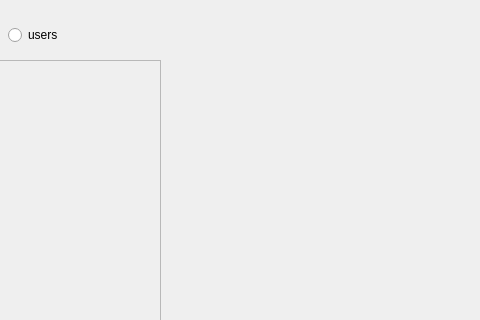
IvankoIlyin/LibrarianDesktop, file LibrarianDesktop/mainwindow.ui: the form before one commit; both pictures show x 320 to 800 and y 0 to 320 of the 800 by 653 pixel window.
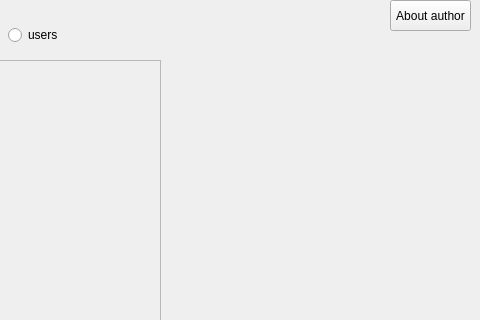
The form after the commit.

Commit message: added diagrams and author data

```diff
--- a/LibrarianDesktop/mainwindow.ui
+++ b/LibrarianDesktop/mainwindow.ui
@@ -92,6 +92,19 @@
      <string>UPD storage</string>
     </property>
    </widget>
+   <widget class="QPushButton" name="about_author_Button">
+    <property name="geometry">
+     <rect>
+      <x>710</x>
+      <y>0</y>
+      <width>81</width>
+      <height>31</height>
+     </rect>
+    </property>
+    <property name="text">
+     <string>About author</string>
+    </property>
+   </widget>
   </widget>
   <widget class="QMenuBar" name="menubar">
    <property name="geometry">
```
Left out of the diff: 2 changed lines with no effect on the pictures. The commit also changes 12 other files.
